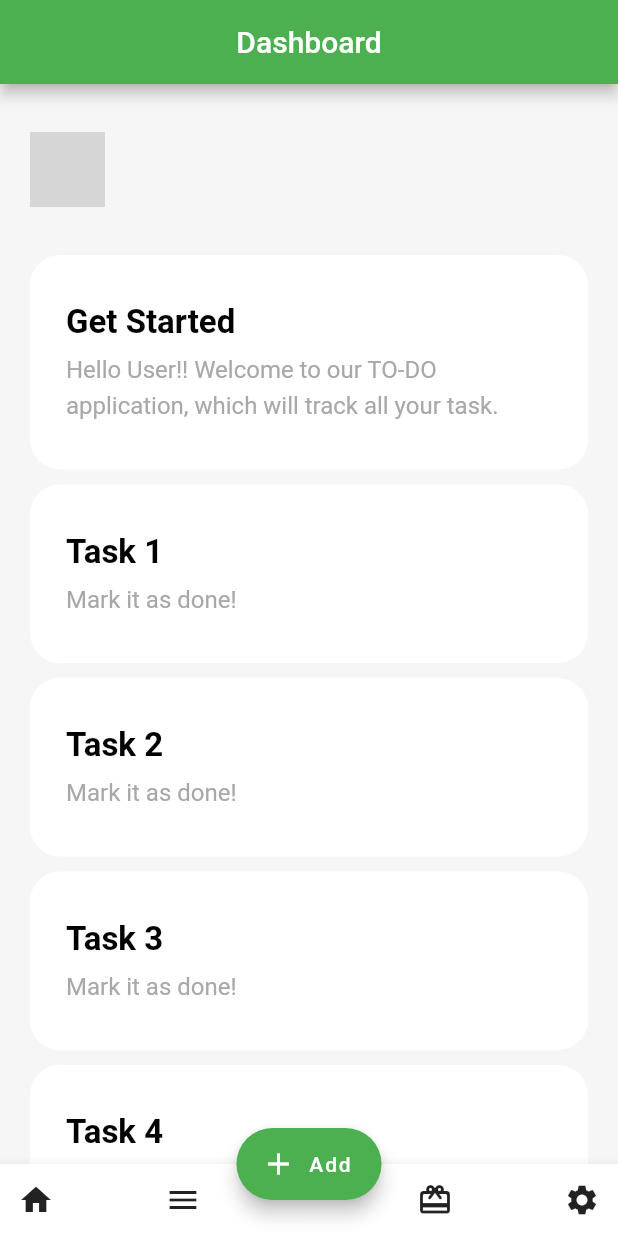
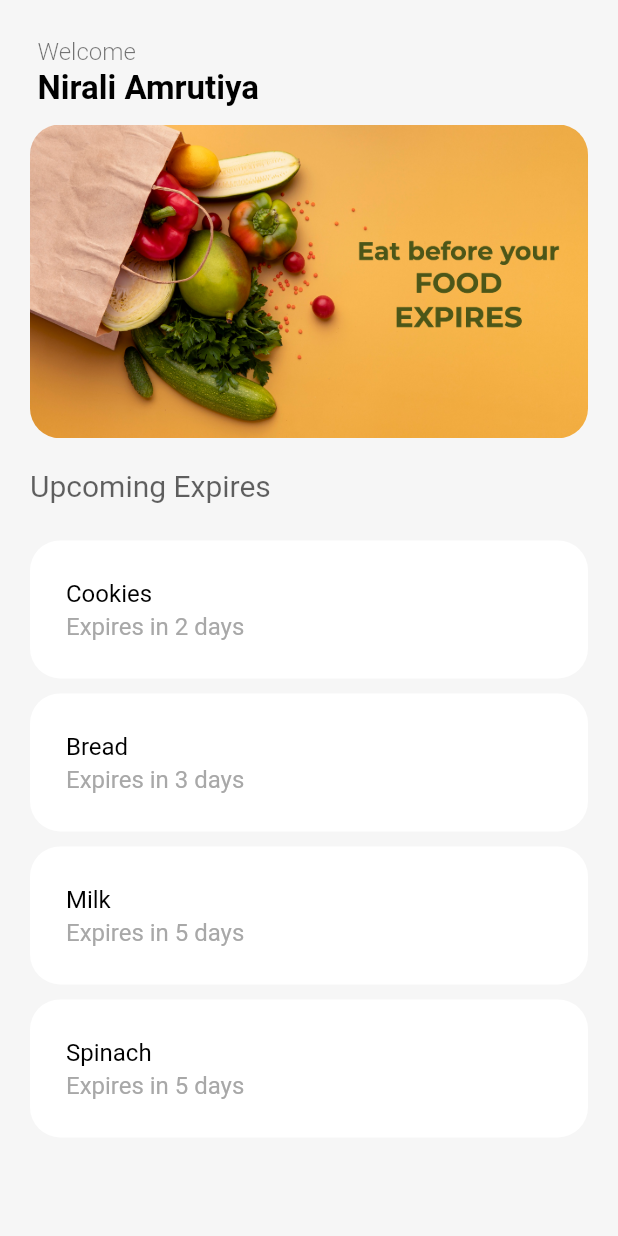
Before and after one commit to zewbare/Gro-Sense, a Flutter app: the DashBoardScreen screen opened directly, on a phone screen of 412 x 824 dp. Run offline on Flutter 3.47's test engine with Material 2 defaults, Android fonts, the phone set to English and light mode, and no system bars; our stand-ins replace cloud_firestore, firebase_auth, firebase_core, flutter_secure_storage, fluttertoast, google_sign_in; accounts and stored records are empty; grey boxes are pictures that could not be loaded.

Commit message:
Dashboard screen UI has been updated.

```diff
--- /dev/null
+++ b/gro_sense/lib/navigation.dart
@@ -0,0 +1,45 @@
+import 'package:flutter/material.dart';
+import 'package:gro_sense/screens/dashboard.dart';
+import 'package:gro_sense/screens/edit_profile_screen.dart';
+
+class MyBottomNavigation extends StatefulWidget {
+  @override
+  _MyBottomNavigationState createState() => _MyBottomNavigationState();
+}
+
+class _MyBottomNavigationState extends State<MyBottomNavigation> {
+
+  List pages =[
+    DashBoardScreen(),
+    EditProfileScreen(),
+  ];
+  int currentIndex = 0;
+  void onTap(int index){
+    setState((){
+      currentIndex = index;
+    });
+  }
+
+  @override
+  Widget build(BuildContext context) {
+    return Scaffold(
+      body: pages[currentIndex],
+      bottomNavigationBar: BottomNavigationBar(
+        type: BottomNavigationBarType.fixed,
+        onTap: onTap,
+        currentIndex: currentIndex,
+        selectedItemColor: Colors.green[400],
+        unselectedItemColor: Colors.grey,
+        showSelectedLabels: false,
+        showUnselectedLabels: false,
+        items: [
+          BottomNavigationBarItem(label: "Home", icon: Icon(Icons.home)),
+          BottomNavigationBarItem(label: "List",icon: Icon(Icons.format_list_bulleted_rounded)),
+          BottomNavigationBarItem(label: "Add Product",icon: Icon(Icons.add)),
+          BottomNavigationBarItem(label: "Charitable Trust",icon: Icon(Icons.share)),
+          BottomNavigationBarItem(label: "Settings",icon: Icon(Icons.settings)),
+        ],
+      ),
+    );
+  }
+}
--- a/gro_sense/lib/screens/dashboard.dart
+++ b/gro_sense/lib/screens/dashboard.dart
@@ -2,7 +2,6 @@ import 'package:firebase_auth/firebase_auth.dart';
 import 'package:flutter/material.dart';
 
 import '../widget.dart';
-import 'edit_profile_screen.dart';
 
 class DashBoardScreen extends StatefulWidget {
   const DashBoardScreen({Key? key}) : super(key: key);
@@ -17,10 +16,14 @@ class _DashBoardScreenState extends State<DashBoardScreen> {
   @override
   Widget build(BuildContext context) {
     return Scaffold(
-      appBar: AppBar(
-        title: const Text("Dashboard"),
-        centerTitle: true,
-      ),
+      // appBar: AppBar(
+      //
+      //   title:
+      //       const Text("Dashboard", style: TextStyle(color: Color(0xFF000000),fontWeight: FontWeight.w500)),
+      //   backgroundColor: Color(0xFFF6F6F6),
+      //
+      //   elevation: 0,
+      // ),
       body: SafeArea(
         child: Container(
           width: double.infinity,
@@ -31,40 +34,98 @@ class _DashBoardScreenState extends State<DashBoardScreen> {
               crossAxisAlignment: CrossAxisAlignment.start,
               children: [
                 Container(
+                  width: double.infinity,
+                  padding: EdgeInsets.symmetric(
+                    horizontal: 5.0,
+                  ),
+                  margin: EdgeInsets.only(top: 25.0, bottom: 10.0),
+                  decoration: BoxDecoration(
+                    borderRadius: BorderRadius.circular(20.0),
+                  ),
+                  child: Column(
+                    crossAxisAlignment: CrossAxisAlignment.start,
+                    children: [
+                      Text(
+                        "Welcome",
+                        style: TextStyle(
+                          color: Color(0x89000000),
+                          fontSize: 16.0,
+                          fontWeight: FontWeight.w300,
+                        ),
+                      ),
+                      Padding(
+                        padding: EdgeInsets.only(
+                          top: 5.0,
+                        ),
+                        child: Text(
+                          "Nirali Amrutiya",
+                          style: TextStyle(
+                            fontSize: 22.0,
+                            height: 1.0,
+                            color: Color(0xFF000000),
+                            fontWeight: FontWeight.bold,
+                          ),
+                        ),
+                      ),
+                    ],
+                  ),
+                ),
+                Container(
+                    margin: EdgeInsets.only(top: 2.0, bottom: 10.0),
+                    child: ClipRRect(
+                      borderRadius: BorderRadius.circular(20),
                       child: Image(
-                    image: AssetImage('assets/images/image.png'),
-                    height: 50,
-                    width: 50,
+                        image: AssetImage("assets/banner1.png"),
+                        width: double.infinity,
                       ),
-                  margin: EdgeInsets.only(top: 32.0, bottom: 32.0),
+                    )),
+                Container(
+                  width: double.infinity,
+                  padding: EdgeInsets.symmetric(
+                    // horizontal: 24.0,
+                    vertical: 10.0,
+                  ),
+                  margin: EdgeInsets.only(bottom: 10.0),
+                  decoration: BoxDecoration(
+                    // color: Colors.white,
+                    borderRadius: BorderRadius.circular(20.0),
+                  ),
+                  child: Column(
+                    crossAxisAlignment: CrossAxisAlignment.start,
+                    children: [
+                      Text(
+                        "Upcoming Expires",
+                        style: TextStyle(
+                          color: Color(0x9E000000),
+                          fontSize: 20.0,
+                        ),
+                      ),
+                      Padding(
+                        padding: EdgeInsets.only(
+                          top: 5.0,
+                        ),
+                      ),
+                    ],
+                  ),
                 ),
                 Expanded(
                     child: ListView(
                   children: [
                     TaskCardWidget(
-                          title: "Get Started",
-                          description:
-                          "Hello User!! Welcome to our TO-DO application, which will track all your task.",
+                      title: "Cookies",
+                      description: "Expires in 2 days",
                     ),
                     TaskCardWidget(
-                          title: "Task 1",
-                          description: "Mark it as done!",
+                      title: "Bread",
+                      description: "Expires in 3 days",
                     ),
                     TaskCardWidget(
-                          title: "Task 2",
-                          description: "Mark it as done!",
+                      title: "Milk",
+                      description: "Expires in 5 days",
                     ),
                     TaskCardWidget(
-                          title: "Task 3",
-                          description: "Mark it as done!",
-                        ),
-                        TaskCardWidget(
-                          title: "Task 4",
-                          description: "Mark it as done!",
-                        ),
-                        TaskCardWidget(
-                          title: "Task 5",
-                          description: "Mark it as done!",
+                      title: "Spinach",
+                      description: "Expires in 5 days",
                     ),
                   ],
                 ))
@@ -73,42 +134,6 @@ class _DashBoardScreenState extends State<DashBoardScreen> {
           ]),
         ),
       ),
-      floatingActionButton: FloatingActionButton.extended(
-        elevation: 5.0,
-        icon: const Icon(Icons.add),
-        label: const Text('Add'),
-        onPressed: () {},
-      ),
-      floatingActionButtonLocation: FloatingActionButtonLocation.centerDocked,
-      bottomNavigationBar: BottomAppBar(
-        // hasNotch: false,
-        child: new Row(
-          mainAxisSize: MainAxisSize.max,
-          mainAxisAlignment: MainAxisAlignment.spaceBetween,
-          children: <Widget>[
-            IconButton(
-              icon: Icon(Icons.home),
-              onPressed: () {},
-            ),
-            IconButton(
-              icon: Icon(Icons.menu),
-              onPressed: () {},
-            ),
-            SizedBox(width: 20),
-            IconButton(
-              icon: Icon(Icons.card_giftcard_rounded),
-              onPressed: () {},
-            ),
-            IconButton(
-              icon: Icon(Icons.settings),
-              onPressed: () {
-                Navigator.of(context).pushReplacement(MaterialPageRoute(
-                    builder: (context) => EditProfileScreen()));
-              },
-            )
-          ],
-        ),
-      ),
     );
   }
 }
--- a/gro_sense/lib/screens/edit_profile_screen.dart
+++ b/gro_sense/lib/screens/edit_profile_screen.dart
@@ -2,8 +2,7 @@ import 'package:flutter/material.dart';
 import 'package:gro_sense/screens/dashboard.dart';
 import 'package:gro_sense/screens/screen_login.dart';
 
-class EditProfileScreen extends StatelessWidget{
-
+class EditProfileScreen extends StatelessWidget {
   @override
 Widget build(BuildContext context){
   return Scaffold(
--- a/gro_sense/lib/screens/screen_login.dart
+++ b/gro_sense/lib/screens/screen_login.dart
@@ -11,6 +11,8 @@ import 'package:firebase_core/firebase_core.dart';
 import 'package:firebase_core/firebase_core.dart';
 import 'package:flutter/material.dart';
 import 'package:gro_sense/screens/reset_password_screen.dart';
+
+import '../navigation.dart';
 class LoginScreen extends StatefulWidget {
   const LoginScreen({Key? key}) : super(key: key);
 
@@ -240,7 +242,7 @@ class _LoginScreenState extends State<LoginScreen> {
     var userEmail = googleUser.email;
           Fluttertoast.showToast(msg: "Login Successful");
           Navigator.of(context).pushReplacement(
-              MaterialPageRoute(builder: (context) => DashBoardScreen()));
+              MaterialPageRoute(builder: (context) => MyBottomNavigation()));
     // Once signed in, return the UserCredential
     return await FirebaseAuth.instance.signInWithCredential(credential);
 
@@ -253,7 +255,7 @@ class _LoginScreenState extends State<LoginScreen> {
         await storage.write(key: "uid", value: userCredential.user?.uid);
           Fluttertoast.showToast(msg: "Login Successful");
           Navigator.of(context).pushReplacement(
-              MaterialPageRoute(builder: (context) => DashBoardScreen()));
+              MaterialPageRoute(builder: (context) => MyBottomNavigation()));
       } on FirebaseAuthException catch (error) {
         switch (error.code) {
           case "invalid-email":
--- a/gro_sense/lib/widget.dart
+++ b/gro_sense/lib/widget.dart
@@ -13,7 +13,7 @@ class TaskCardWidget extends StatelessWidget {
       width: double.infinity,
       padding: EdgeInsets.symmetric(
         horizontal: 24.0,
-        vertical: 32.0,
+        vertical: 26.0,
       ),
       margin: EdgeInsets.only(bottom: 10.0),
       decoration: BoxDecoration(
@@ -27,8 +27,8 @@ class TaskCardWidget extends StatelessWidget {
             title,
             style: TextStyle(
               color: Color(0xFF000000),
-              fontSize: 22.0,
-              fontWeight: FontWeight.bold,
+              fontSize: 16.0,
+              fontWeight: FontWeight.w400,
             ),
           ),
           Padding(
@@ -39,7 +39,7 @@ class TaskCardWidget extends StatelessWidget {
               description,
               style: TextStyle(
                 fontSize: 16.0,
-                height: 1.5,
+                height: 1.0,
                 color: Color(0xFFA8A8A8),
               ),
             ),
--- a/gro_sense/pubspec.yaml
+++ b/gro_sense/pubspec.yaml
@@ -59,7 +59,8 @@ flutter:
   #   - images/a_dot_burr.jpeg
   #   - images/a_dot_ham.jpeg
   assets:
-    - assets/logo.png
+    - assets/
+
   # An image asset can refer to one or more resolution-specific "variants", see
   # https://flutter.dev/assets-and-images/#resolution-aware.
 
```
Also changed, not shown: gro_sense/lib/screens/first_screen.dart (+13 -28 lines), gro_sense/assets/banner1.png (added). Lines whose indentation alone changed are shown as unchanged.
